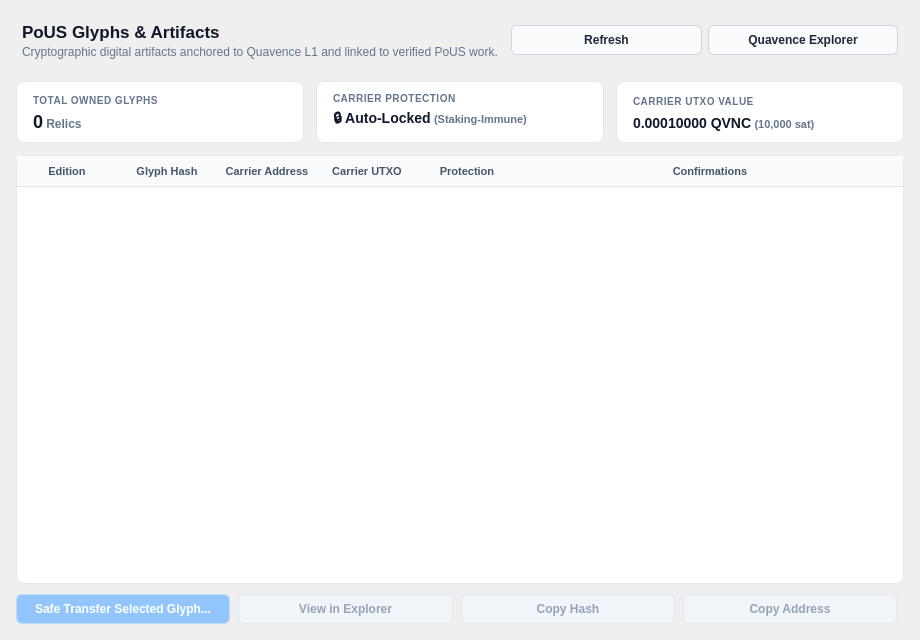
Qt form src/qt/forms/glyphspage.ui (quavence/quavence-node) before a commit.
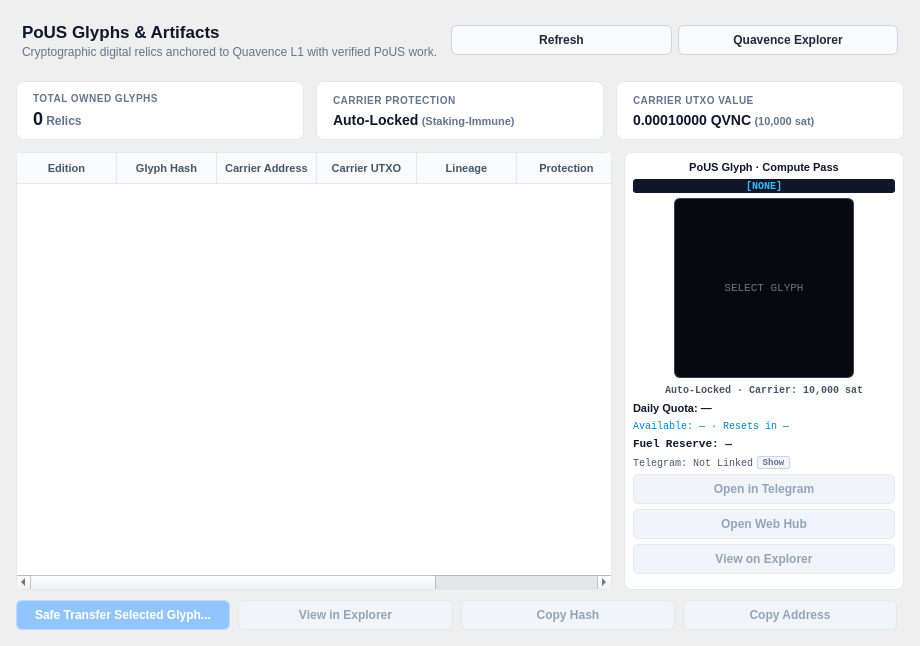
The same form after that commit. The open tabs and pages were chosen to show the change.

Commit message: fix(clearnet): canonical linear carrier assignment, big-endian hex order, and secure direct hub link (NEW-14, NEW-15)

What changed in the file:
```diff
--- a/src/qt/forms/glyphspage.ui
+++ b/src/qt/forms/glyphspage.ui
@@ -16,7 +16,7 @@
   <property name="styleSheet">
    <string notr="true">
     QWidget {
-        font-family: -apple-system, BlinkMacSystemFont, "Segoe UI", Roboto, Helvetica, Arial, sans-serif;
+        
         color: #1e293b;
     }
     QPushButton {
@@ -58,16 +58,34 @@
         border: 1px solid #e2e8f0;
         border-radius: 8px;
         background-color: #ffffff;
-        gridline-color: #f1f5f9;
+        gridline-color: #e2e8f0;
         selection-background-color: #eff6ff;
         selection-color: #1e40af;
     }
+    QTableWidget::item {
+        padding: 5px 8px;
+        border-right: 1px solid #f1f5f9;
+        border-bottom: 1px solid #f1f5f9;
+    }
+    QTableWidget::item:selected {
+        background-color: #eff6ff;
+        color: #1e40af;
+    }
+    QTableWidget::item:selected:!active {
+        background-color: #f1f5f9;
+        color: #1e40af;
+    }
+    QTableWidget::item:focus {
+        outline: none;
+        border: none;
+    }
     QHeaderView::section {
         background-color: #f8fafc;
         color: #475569;
         font-weight: 600;
         font-size: 11px;
         border: none;
+        border-right: 1px solid #e2e8f0;
         border-bottom: 1px solid #e2e8f0;
         padding: 6px 8px;
     }
@@ -150,7 +168,7 @@
            <string notr="true">color: #64748b;</string>
           </property>
           <property name="text">
-           <string>Cryptographic digital artifacts anchored to Quavence L1 and linked to verified PoUS work.</string>
+           <string>Cryptographic digital relics anchored to Quavence L1 with verified PoUS work.</string>
           </property>
          </widget>
         </item>
@@ -257,7 +275,7 @@
         <item>
          <widget class="QLabel" name="labelKpiProtection">
           <property name="text">
-           <string>&lt;span style=&quot;font-size:14px; font-weight:600; color:#0f172a;&quot;&gt;🔒 Auto-Locked&lt;/span&gt; &lt;span style=&quot;font-size:11px; font-weight:500; color:#64748b;&quot;&gt;(Staking-Immune)&lt;/span&gt;</string>
+           <string>&lt;span style=&quot;font-size:14px; font-weight:600; color:#0f172a;&quot;&gt;Auto-Locked&lt;/span&gt; &lt;span style=&quot;font-size:11px; font-weight:500; color:#64748b;&quot;&gt;(Staking-Immune)&lt;/span&gt;</string>
           </property>
          </widget>
         </item>
@@ -392,6 +410,11 @@
         <number>10</number>
        </property>
        <item>
+        <layout class="QHBoxLayout" name="tableAndCompanionLayout">
+         <property name="spacing">
+          <number>12</number>
+         </property>
+         <item>
         <widget class="QTableWidget" name="tableGlyphs">
          <property name="editTriggers">
           <set>QAbstractItemView::NoEditTriggers</set>
@@ -409,7 +432,10 @@
           <bool>true</bool>
          </property>
          <attribute name="horizontalHeaderStretchLastSection">
-          <bool>true</bool>
+            <bool>false</bool>
+           </attribute>
+           <attribute name="verticalHeaderVisible">
+            <bool>false</bool>
          </attribute>
          <column>
           <property name="text">
@@ -431,6 +457,11 @@
            <string>Carrier UTXO</string>
           </property>
          </column>
+           <column>
+            <property name="text">
+             <string>Lineage</string>
+            </property>
+           </column>
          <column>
           <property name="text">
            <string>Protection</string>
@@ -442,6 +473,226 @@
           </property>
          </column>
         </widget>
+         </item>
+         <item>
+          <widget class="QFrame" name="frameAgentCompanion">
+           <property name="minimumSize">
+            <size>
+             <width>250</width>
+             <height>0</height>
+            </size>
+           </property>
+           <property name="maximumSize">
+            <size>
+             <width>280</width>
+             <height>16777215</height>
+            </size>
+           </property>
+           <property name="styleSheet">
+            <string notr="true">
+             QFrame#frameAgentCompanion {
+                 background-color: #ffffff;
+                 border: 1px solid #e2e8f0;
+                 border-radius: 8px;
+                 padding: 8px;
+             }
+            </string>
+           </property>
+           <layout class="QVBoxLayout" name="layoutAgentCompanion">
+            <property name="margin">
+             <number>0</number>
+            </property>
+            <property name="spacing">
+             <number>5</number>
+            </property>
+            <item>
+             <widget class="QLabel" name="lblCardTitle">
+              <property name="styleSheet">
+               <string notr="true">font-size: 11px; font-weight: 700; color: #0f172a;</string>
+              </property>
+              <property name="text">
+               <string>PoUS Glyph · Compute Pass</string>
+              </property>
+              <property name="alignment">
+               <set>Qt::AlignCenter</set>
+              </property>
+             </widget>
+            </item>
+            <item>
+             <widget class="QLabel" name="lblRarityBadge">
+              <property name="styleSheet">
+               <string notr="true">font-size: 10px; font-weight: 700; font-family: monospace; color: #38bdf8; background-color: #0f172a; border-radius: 3px; padding: 1px 4px;</string>
+              </property>
+              <property name="text">
+               <string>[NONE]</string>
+              </property>
+              <property name="alignment">
+               <set>Qt::AlignCenter</set>
+              </property>
+             </widget>
+            </item>
+            <item alignment="Qt::AlignCenter">
+             <widget class="QLabel" name="lblGlyphPreview">
+              <property name="minimumSize">
+               <size>
+                <width>180</width>
+                <height>180</height>
+               </size>
+              </property>
+              <property name="maximumSize">
+               <size>
+                <width>180</width>
+                <height>180</height>
+               </size>
+              </property>
+              <property name="styleSheet">
+               <string notr="true">
+                background-color: #07090e;
+                border: 1px solid #334155;
+                border-radius: 6px;
+               </string>
+              </property>
+              <property name="alignment">
+               <set>Qt::AlignCenter</set>
+              </property>
+              <property name="text">
+               <string>&lt;span style=&quot;color: #64748b; font-size: 11px; font-family: monospace;&quot;&gt;SELECT GLYPH&lt;/span&gt;</string>
+              </property>
+             </widget>
+            </item>
+            <item>
+             <widget class="QLabel" name="lblOnchainStatus">
+              <property name="styleSheet">
+               <string notr="true">font-size: 10px; font-weight: 600; font-family: monospace; color: #475569; padding: 1px 0px;</string>
+              </property>
+              <property name="text">
+               <string>Auto-Locked · Carrier: 10,000 sat</string>
+              </property>
+              <property name="alignment">
+               <set>Qt::AlignCenter</set>
+              </property>
+             </widget>
+            </item>
+            <item>
+             <widget class="QLabel" name="lblDailyQuota">
+              <property name="styleSheet">
+               <string notr="true">font-size: 11px; font-weight: 600; color: #0f172a;</string>
+              </property>
+              <property name="text">
+               <string>Daily Quota: —</string>
+              </property>
+              <property name="wordWrap">
+               <bool>true</bool>
+              </property>
+             </widget>
+            </item>
+            <item>
+             <widget class="QLabel" name="lblQuotaStatus">
+              <property name="styleSheet">
+               <string notr="true">font-size: 10px; color: #0284c7; font-family: monospace;</string>
+              </property>
+              <property name="text">
+               <string>Available: — · Resets in —</string>
+              </property>
+              <property name="wordWrap">
+               <bool>true</bool>
+              </property>
+             </widget>
+            </item>
+            <item>
+             <widget class="QLabel" name="lblFuelReserve">
+              <property name="styleSheet">
+               <string notr="true">font-size: 11px; color: #0f172a; font-family: monospace; font-weight: 600;</string>
+              </property>
+              <property name="text">
+               <string>Fuel Reserve: —</string>
+              </property>
+             </widget>
+            </item>
+            <item>
+             <layout class="QHBoxLayout" name="layoutLinkStatus">
+              <property name="spacing">
+               <number>4</number>
+              </property>
+              <item>
+               <widget class="QLabel" name="lblLinkStatus">
+                <property name="styleSheet">
+                 <string notr="true">font-size: 10px; color: #475569; font-family: monospace;</string>
+                </property>
+                <property name="text">
+                 <string>Telegram: Not Linked</string>
+                </property>
+               </widget>
+              </item>
+              <item>
+               <widget class="QPushButton" name="btnToggleIdPrivacy">
+                <property name="text">
+                 <string>Show</string>
+                </property>
+                <property name="styleSheet">
+                 <string notr="true">font-size: 9px; font-weight: 600; font-family: monospace; color: #64748b; background-color: #f1f5f9; border: 1px solid #cbd5e1; border-radius: 2px; padding: 0px 4px; max-height: 16px;</string>
+                </property>
+                <property name="flat">
+                 <bool>false</bool>
+                </property>
+               </widget>
+              </item>
+              <item>
+               <spacer name="spacerLinkStatus">
+                <property name="orientation">
+                 <enum>Qt::Horizontal</enum>
+                </property>
+                <property name="sizeHint" stdset="0">
+                 <size>
+                  <width>0</width>
+                  <height>0</height>
+                 </size>
+                </property>
+               </spacer>
+              </item>
+             </layout>
+            </item>
+            <item>
+             <widget class="QPushButton" name="btnOpenTelegram">
+              <property name="enabled">
+               <bool>false</bool>
+              </property>
+              <property name="text">
+               <string>Open in Telegram</string>
+              </property>
+             </widget>
+            </item>
+            <item>
+             <widget class="QPushButton" name="btnOpenWebHub">
+              <property name="enabled">
+               <bool>false</bool>
+              </property>
+              <property name="text">
+               <string>Open Web Hub</string>
+              </property>
+             </widget>
+            </item>
+            <item>
+             <widget class="QPushButton" name="btnViewOnExplorer">
+              <property name="enabled">
+               <bool>false</bool>
+              </property>
+              <property name="text">
+               <string>View on Explorer</string>
+              </property>
+             </widget>
+            </item>
+            <item>
+             <spacer name="companionBottomSpacer">
+              <property name="orientation">
+               <enum>Qt::Vertical</enum>
+              </property>
+             </spacer>
+            </item>
+           </layout>
+          </widget>
+         </item>
+        </layout>
        </item>
        <item>
         <layout class="QHBoxLayout" name="actionsLayout">
```
Left out of the diff: 2 changed lines with no effect on the pictures. Lines whose indentation alone changed are shown as unchanged. The commit also changes 16 other files.
